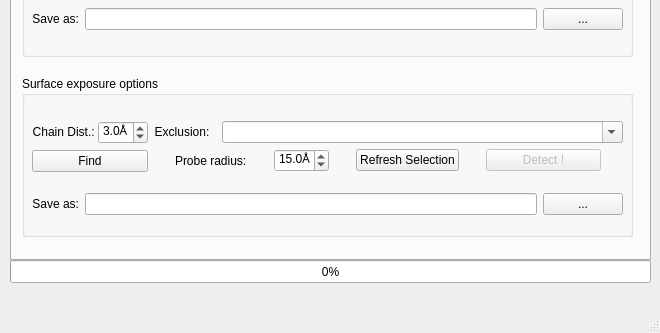
YaoYinYing/REvoDesign, file src/REvoDesign/UI/REvoDesign.ui: the form before one commit; both pictures show x 0 to 660 and y 229 to 562 of the 660 by 562 pixel window.
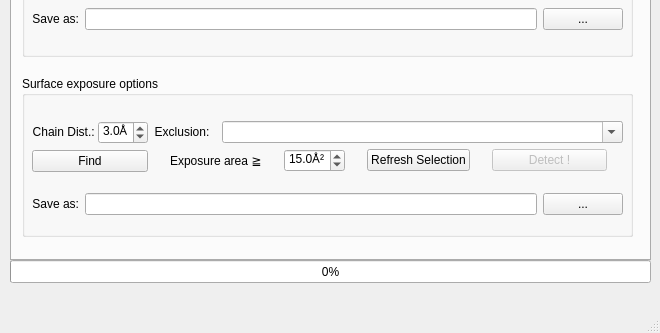
The form after the commit.

Commit message:
Fix: UI/exposure cutoff (#134)
* fix ui

* fix ui and lint

* Update CHANGELOG.md

[ci skip]

```diff
--- a/src/REvoDesign/UI/REvoDesign.ui
+++ b/src/REvoDesign/UI/REvoDesign.ui
@@ -533,7 +533,7 @@
                  </sizepolicy>
                 </property>
                 <property name="text">
-                 <string>Probe radius:</string>
+                 <string>Exposure area ≧</string>
                 </property>
                 <property name="alignment">
                  <set>Qt::AlignLeading|Qt::AlignLeft|Qt::AlignVCenter</set>
@@ -550,7 +550,7 @@
                 </property>
                 <property name="maximumSize">
                  <size>
-                  <width>55</width>
+                  <width>61</width>
                   <height>16777215</height>
                  </size>
                 </property>
@@ -558,7 +558,7 @@
                  <string>Probe radius for surface residue detection.</string>
                 </property>
                 <property name="suffix">
-                 <string>Å</string>
+                 <string>Å²</string>
                 </property>
                 <property name="decimals">
                  <number>1</number>
```
Left out of the diff: 7 changed lines with no effect on the pictures. The commit also changes 3 other files.
